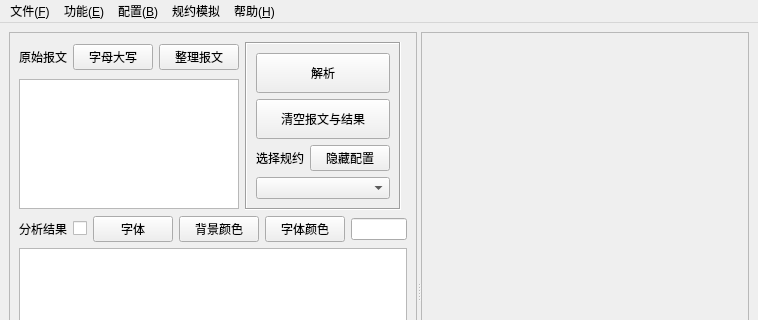
First picture: the form in src/interface/frmmain.ui, repository whx110123/PDTool, before the edit; both pictures show x 0 to 758 and y 0 to 320 of the 758 by 558 pixel window.
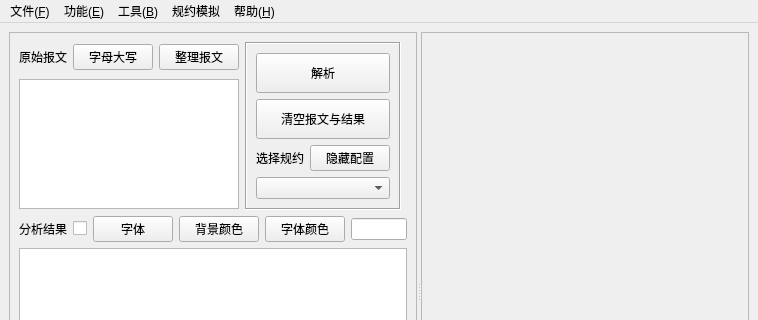
Second picture: the form after the edit. Custom widgets are drawn as their Qt base class.

What changed in the file:
```diff
--- a/src/interface/frmmain.ui
+++ b/src/interface/frmmain.ui
@@ -729,7 +729,7 @@
    </widget>
    <widget class="QMenu" name="menu_B">
     <property name="title">
-     <string>配置(&amp;B)</string>
+     <string>工具(&amp;B)</string>
     </property>
     <addaction name="action_SendData"/>
     <addaction name="action_HandleData"/>
```
